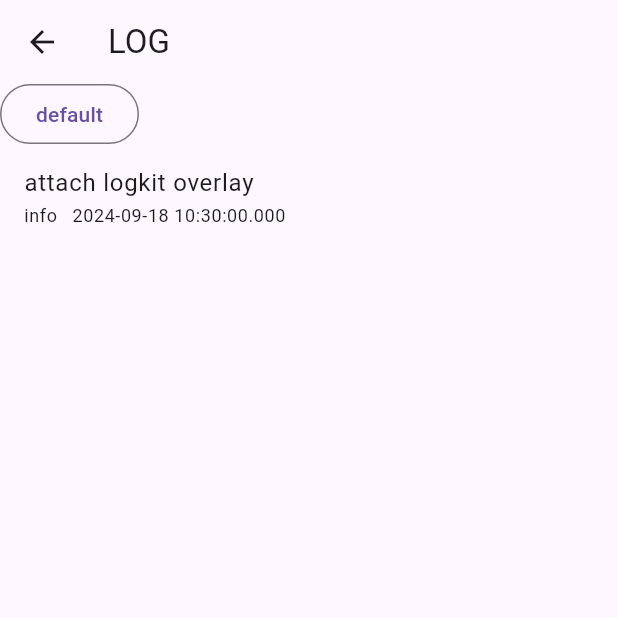
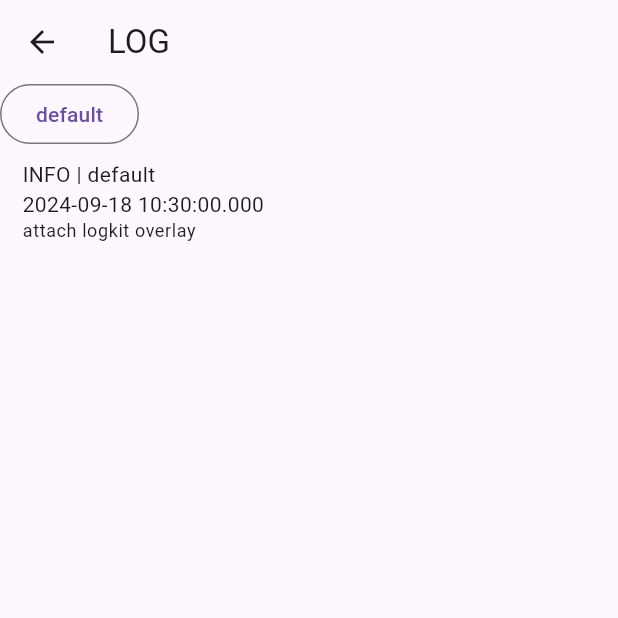
Before and after one commit to linyi102/flutter_logkit, a Flutter app: the LogPage screen opened directly with empty values, after a tap on the "bug report" icon, on a phone screen of 412 x 824 dp, the top half of it. Run offline on Flutter 3.47's test engine with Material 2 defaults, Android fonts, the phone set to English and light mode, and no system bars; our stand-ins replace dio, flutter_markdown, logger.

Commit message:
feat: remove title prop in LogRecord

```diff
--- a/lib/logger.dart
+++ b/lib/logger.dart
@@ -113,7 +113,6 @@ class LogkitLogger {
     settings ??= logSettings;
 
     final record = SimpleLogRecord(
-      title: title ?? '',
       message: message,
       level: level,
       tag: tag ?? '',
--- a/lib/models/log_record.dart
+++ b/lib/models/log_record.dart
@@ -2,7 +2,6 @@ import 'package:logger/logger.dart';
 
 abstract class LogRecord {
   final String type;
-  final String title;
   final String message;
   final DateTime time;
   final Level level;
@@ -11,7 +10,6 @@ abstract class LogRecord {
 
   LogRecord({
     required this.type,
-    required this.title,
     required this.message,
     required this.level,
     this.error,
--- a/lib/models/simple_log_record.dart
+++ b/lib/models/simple_log_record.dart
@@ -7,7 +7,6 @@ class SimpleLogRecord extends LogRecord {
   final LogSettings settings;
 
   SimpleLogRecord({
-    super.title = '',
     required super.message,
     required super.level,
     required this.tag,
--- a/lib/widgets/log_record_item.dart
+++ b/lib/widgets/log_record_item.dart
@@ -8,30 +8,27 @@ class LogRecordItem extends StatelessWidget {
 
   @override
   Widget build(BuildContext context) {
-    return ListTile(
-      title: Text(
-        record.title.isNotEmpty ? record.title : record.message,
-        maxLines: 2,
-        overflow: TextOverflow.ellipsis,
-      ),
-      subtitle: Column(
+    return InkWell(
+      child: Container(
+        padding: const EdgeInsets.symmetric(horizontal: 15, vertical: 10),
+        child: Column(
           crossAxisAlignment: CrossAxisAlignment.start,
           children: [
-          if (record.title.isNotEmpty) Text(record.message, maxLines: 3),
-          Row(
-            children: [
             Text(
-                record.level.name,
-                style: Theme.of(context).textTheme.bodySmall,
+              '${record.level.name.toUpperCase()} | ${record.type}',
+              style: Theme.of(context).textTheme.bodyMedium,
             ),
-              const SizedBox(width: 10),
             Text(
               record.formatedTime,
+              style: Theme.of(context).textTheme.bodyMedium,
+            ),
+            Text(
+              record.message,
+              maxLines: 3,
               style: Theme.of(context).textTheme.bodySmall,
             ),
           ],
-          )
-        ],
+        ),
       ),
       onTap: () {
         showModalBottomSheet(
```
Also changed, not shown: lib/models/http_log_record.dart (+2 -6 lines), lib/pages/log_record_detail_page.dart (+2 -10 lines). Lines whose indentation alone changed are shown as unchanged.
